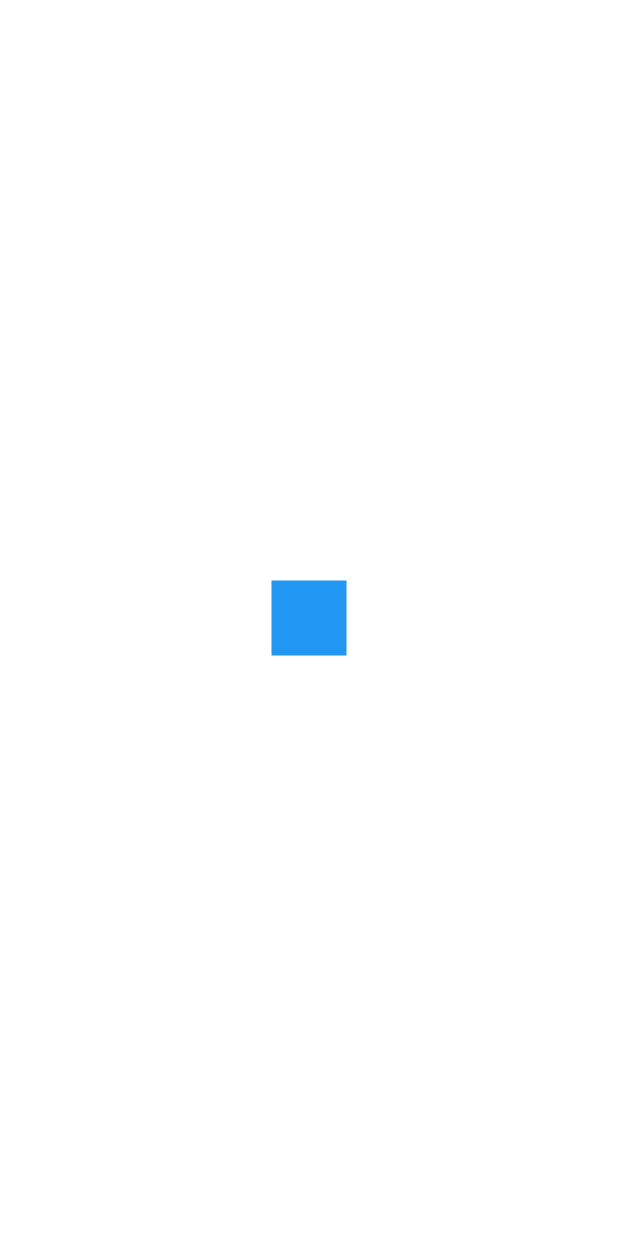
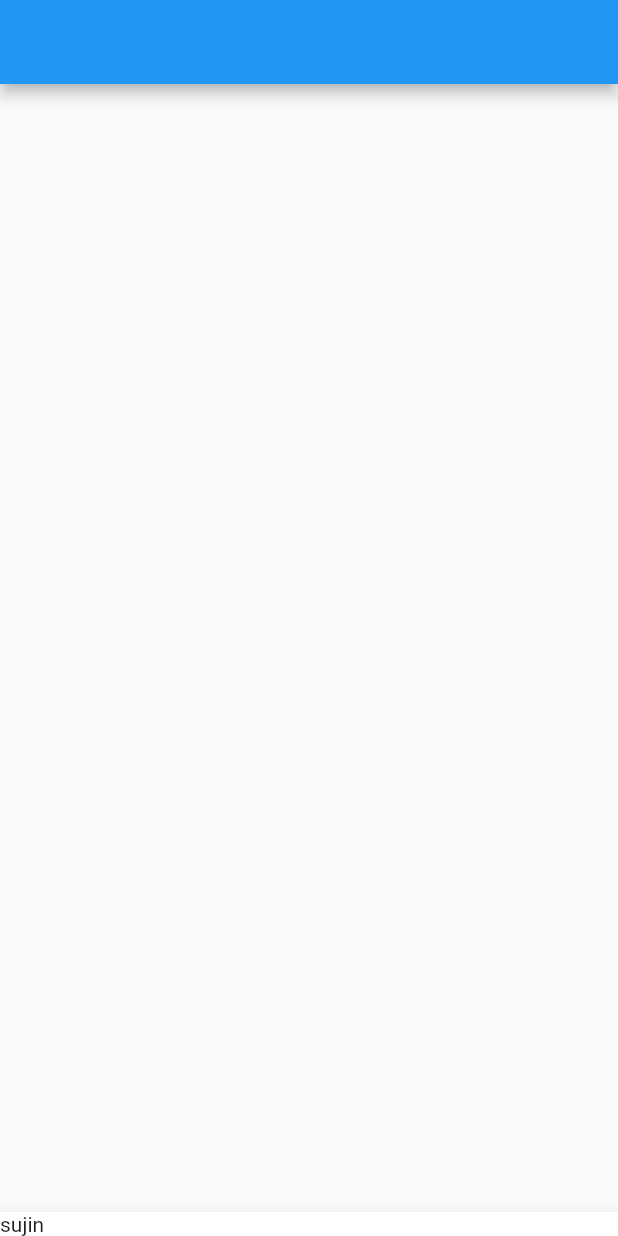
Before and after one commit to ssssujini99/flutter_study, a Flutter app: the screen it shows after launch, on a phone screen of 412 x 824 dp. Run offline on Flutter 3.47's test engine with Material 2 defaults, Android fonts, the phone set to English and light mode, and no system bars.

Commit message:
fix(lib/main.dart): using Scaffold() widget

```diff
--- a/lib/main.dart
+++ b/lib/main.dart
@@ -12,8 +12,10 @@ class MyApp extends StatelessWidget {
   Widget build(BuildContext context) {
 
     return MaterialApp(
-      home: Center(
-        child: Container(width: 50, height: 50, color: Colors.blue ),
+      home: Scaffold( // 상중하로 나눠주는 Scaffold() 위젯
+        appBar: AppBar(),
+        body: Container(),
+        bottomNavigationBar: BottomAppBar( child: Text('sujin')),
       )
     );
 
```
